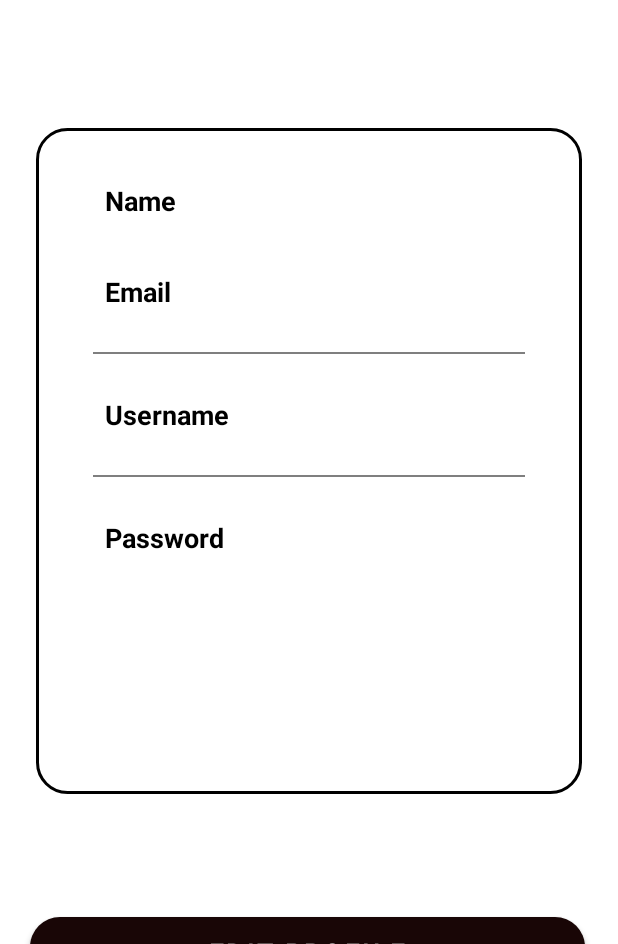
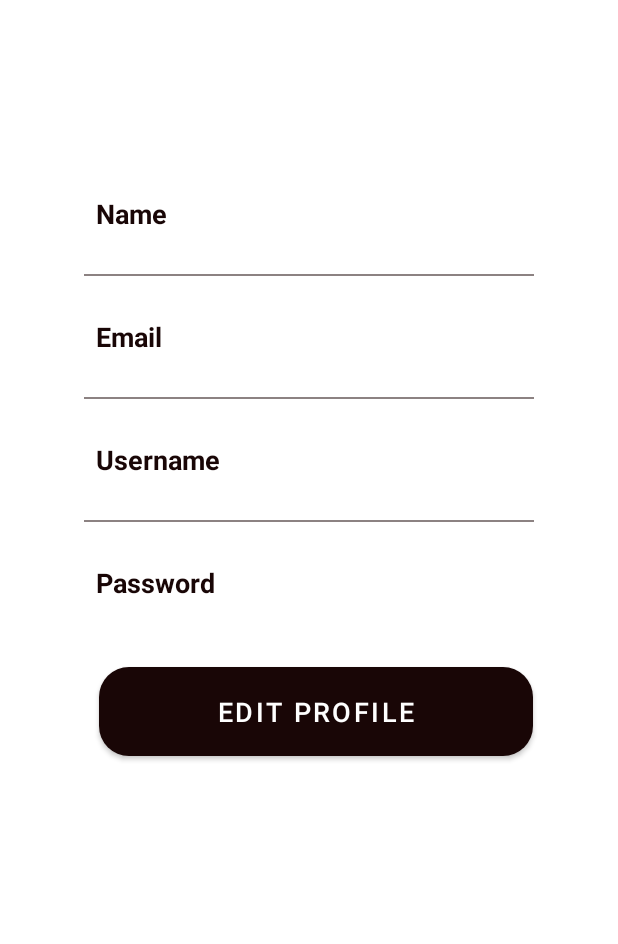
Before and after one commit to chrstntrl/DCA-Signature, an Android app: the ProfileActivity screen opened directly, with no data from a screen before it, on a phone screen of 412 x 824 dp, the part 292-1236 px from its top. Run offline under Robolectric (Android 15) with nearby library versions, the phone set to English and light mode, and no system bars; our stand-ins replace Firebase (no records; nobody signed in at launch, a user with empty details on screens opened directly).

```diff
--- a/app/src/main/java/com/example/dca/EditProfile.java
+++ b/app/src/main/java/com/example/dca/EditProfile.java
@@ -9,7 +9,6 @@ import android.widget.EditText;
 import android.widget.Toast;
 import com.google.firebase.database.DatabaseReference;
 import com.google.firebase.database.FirebaseDatabase;
-
 public class EditProfile extends AppCompatActivity {
     EditText editName, editEmail, editUsername, editPassword;
     Button saveButton;
--- a/app/src/main/java/com/example/dca/LoginActivity.java
+++ b/app/src/main/java/com/example/dca/LoginActivity.java
@@ -22,6 +22,9 @@ public class LoginActivity extends AppCompatActivity {
     EditText liusername, lipass;
     TextView lisignup;
     Button libutton;
+
+    private static final String KEY_USERNAME = "username";
+    private static final String KEY_PASSWORD = "password";
 
     @Override
     protected void onCreate(Bundle savedInstanceState) {
@@ -129,4 +132,11 @@ public class LoginActivity extends AppCompatActivity {
             }
         });
     }
+
+    @Override
+    protected void onSaveInstanceState(@NonNull Bundle outState) {
+        super.onSaveInstanceState(outState);
+        outState.putString(KEY_USERNAME, liusername.getText().toString());
+        outState.putString(KEY_PASSWORD, lipass.getText().toString());
+    }
 }
--- a/app/src/main/java/com/example/dca/ProfileActivity.java
+++ b/app/src/main/java/com/example/dca/ProfileActivity.java
@@ -28,7 +28,7 @@ public class ProfileActivity extends AppCompatActivity {
     TextView titleName, titleUsername;
     Button editProfile;
     DrawerLayout drawerlayout;
-    ImageView menu,order;
+    ImageView menu, order;
     LinearLayout home, profile, cart, settings, about, logout;
 
 
@@ -45,6 +45,7 @@ public class ProfileActivity extends AppCompatActivity {
         settings = findViewById(R.id.settings);
         about = findViewById(R.id.about);
         logout = findViewById(R.id.logout);
+        order = findViewById(R.id.order);
         profileName = findViewById(R.id.profileName);
         profileEmail = findViewById(R.id.profileEmail);
         profileUsername = findViewById(R.id.profileUsername);
@@ -57,6 +58,7 @@ public class ProfileActivity extends AppCompatActivity {
         editProfile.setOnClickListener(new View.OnClickListener() {
             @Override
             public void onClick(View view) {
+                redirectActivity(ProfileActivity.this, EditProfile.class);
                 passUserData();
             }
         });
@@ -128,16 +130,8 @@ public class ProfileActivity extends AppCompatActivity {
                 Toast.makeText(ProfileActivity.this, "Logout successful", Toast.LENGTH_SHORT).show();
             }
         });
+        order.setOnClickListener(v -> redirectActivity(ProfileActivity.this, orderActivity.class));}
 
-
-        order.setOnClickListener(new View.OnClickListener() {
-            @Override
-            public void onClick(View v) {
-                redirectActivity(ProfileActivity.this, orderActivity.class);
-            }
-        });
-
-    }
     public static void openDrawer(DrawerLayout drawerLayout){
         drawerLayout.openDrawer(GravityCompat.START);
     }
--- a/app/src/main/res/layout/activity_profile.xml
+++ b/app/src/main/res/layout/activity_profile.xml
@@ -2,141 +2,112 @@
 <androidx.drawerlayout.widget.DrawerLayout xmlns:android="http://schemas.android.com/apk/res/android"
     xmlns:app="http://schemas.android.com/apk/res-auto"
     xmlns:tools="http://schemas.android.com/tools"
+    android:id="@+id/drawerLayout"
     android:layout_width="match_parent"
     android:layout_height="match_parent"
-    android:id="@+id/drawerLayout"
     style="@style/ScreenBackground"
     tools:context=".ProfileActivity">
 
-    <LinearLayout
+    <RelativeLayout
         android:layout_width="match_parent"
-        android:layout_height="match_parent"
-        android:orientation="vertical">
+        android:layout_height="wrap_content">
 
         <include
+            android:id="@+id/include"
             layout="@layout/toolbox"/>
 
+        <LinearLayout
+            android:id="@+id/profile"
+            android:layout_width="match_parent"
+            android:layout_height="wrap_content"
+            android:gravity="center"
+            android:orientation="vertical"
+            android:layout_below="@+id/include">
+
             <ImageView
+                android:id="@+id/profileImg"
                 android:layout_width="100dp"
                 android:layout_height="100dp"
-            android:id="@+id/profileImg"
                 android:layout_marginTop="30dp"
-            android:layout_gravity="center_horizontal"
                 android:src="@drawable/akwhitelogo"
                 app:layout_constraintEnd_toEndOf="parent"
                 app:layout_constraintStart_toStartOf="parent"
-            app:layout_constraintTop_toTopOf="parent"/>
+                app:layout_constraintTop_toTopOf="parent" />
 
             <TextView
+                android:id="@+id/titleName"
                 android:layout_width="wrap_content"
                 android:layout_height="wrap_content"
-            android:id="@+id/titleName"
                 android:layout_marginTop="10dp"
-            android:layout_gravity="center_horizontal"
-            android:text="@string/title_name"
-            android:textColor="@color/black"
+                android:text="Name"
+                android:textColor="@color/brown"
                 android:textSize="20sp"
                 android:textStyle="bold"
                 app:layout_constraintEnd_toEndOf="@id/profileImg"
                 app:layout_constraintStart_toStartOf="@id/profileImg"
-            app:layout_constraintTop_toBottomOf="@id/profileImg"/>
+                app:layout_constraintTop_toBottomOf="@id/profileImg" />
 
             <TextView
+                android:id="@+id/titleUsername"
                 android:layout_width="wrap_content"
                 android:layout_height="wrap_content"
-            android:id="@+id/titleUsername"
-            android:layout_gravity="center_horizontal"
-            android:text="@string/title_username"
-            android:textColor="@color/black"
+                android:text="username"
+                android:textColor="@color/brown"
                 android:textSize="18sp"
                 app:layout_constraintEnd_toEndOf="@id/titleName"
                 app:layout_constraintStart_toStartOf="@id/titleName"
-            app:layout_constraintTop_toBottomOf="@id/titleName"/>
+                app:layout_constraintTop_toBottomOf="@id/titleName" />
+
+            <LinearLayout
+                android:id="@+id/linearLayout"
+                android:layout_width="340dp"
+                android:layout_height="wrap_content"
+                android:layout_marginStart="24dp"
+                android:layout_marginTop="30dp"
+                android:layout_marginEnd="24dp"
+                android:orientation="vertical"
+                android:padding="10dp"
+                app:layout_constraintEnd_toEndOf="parent"
+                app:layout_constraintStart_toStartOf="parent"
+                app:layout_constraintTop_toBottomOf="@id/titleUsername">
+
+                <LinearLayout
+                    android:layout_width="match_parent"
+                    android:layout_height="wrap_content"
+                    android:orientation="horizontal">
 
                 </LinearLayout>
 
                 <LinearLayout
                     android:layout_width="match_parent"
-        android:layout_height="wrap_content"
-        android:id="@+id/linearLayout"
-        android:orientation="vertical"
-        android:padding="10dp"
-        android:background="@drawable/white_background"
-        android:layout_marginStart="24dp"
-        android:layout_marginEnd="24dp"
-        android:layout_marginBottom="100dp"
-        android:layout_marginTop="280dp"
-        app:layout_constraintEnd_toEndOf="parent"
-        app:layout_constraintStart_toStartOf="parent"
-        app:layout_constraintTop_toBottomOf="@id/titleUsername">
-    <LinearLayout
-        android:layout_width="match_parent"
-        android:layout_height="wrap_content"
-        android:orientation="horizontal">
-    <LinearLayout
-        android:layout_width="wrap_content"
-        android:layout_height="wrap_content"
-        android:layout_margin="10dp"
-        android:layout_weight="1"
-        android:elevation="5dp"
-        android:padding="8dp"
-        android:orientation="vertical">
-    <LinearLayout
-        android:layout_width="match_parent"
                     android:layout_height="match_parent"
-        android:padding="8dp"
                     android:layout_marginLeft="10dp"
+                    android:layout_marginTop="20dp"
                     android:layout_marginRight="10dp"
                     android:layout_marginBottom="10dp"
                     android:orientation="horizontal"
-        app:layout_constraintTop_toBottomOf="@id/linearLayout">
+                    android:padding="8dp">
 
                     <TextView
+                        android:id="@+id/name"
                         android:layout_width="wrap_content"
                         android:layout_height="wrap_content"
-            android:id="@+id/name"
                         android:layout_weight="1"
-            android:text="@string/name"
-            android:textStyle="bold"
-            android:textColor="@color/black"
-            android:textSize="18sp"/>
+                        android:text="Name"
+                        android:textColor="@color/brown"
+                        android:textSize="18sp"
+                        android:textStyle="bold" />
+
                     <TextView
+                        android:id="@+id/profileName"
                         android:layout_width="wrap_content"
                         android:layout_height="wrap_content"
-            android:id="@+id/profileName"
-            android:text="@string/profilename"
                         android:layout_weight="1"
+                        android:text="name"
                         android:textAlignment="viewEnd"
                         android:textColor="@color/grey"
-            android:textSize="18sp"/>
-    </LinearLayout>
+                        android:textSize="18sp" />
 
-    <LinearLayout
-        android:layout_width="match_parent"
-        android:layout_height="match_parent"
-        android:layout_margin="10dp"
-        android:padding="8dp"
-        android:orientation="horizontal"
-        app:layout_constraintTop_toBottomOf="@id/name">
-
-        <TextView
-            android:layout_width="wrap_content"
-            android:layout_height="wrap_content"
-            android:id="@+id/email"
-            android:layout_weight="1"
-            android:text="@string/profemail"
-            android:textStyle="bold"
-            android:textColor="@color/black"
-            android:textSize="18sp"/>
-        <TextView
-            android:layout_width="wrap_content"
-            android:layout_height="wrap_content"
-            android:id="@+id/profileEmail"
-            android:text="@string/profileEmail"
-            android:layout_weight="1"
-            android:textAlignment="viewEnd"
-            android:textColor="@color/grey"
-            android:textSize="18sp"/>
                 </LinearLayout>
 
                 <androidx.appcompat.widget.AppCompatImageView
@@ -144,31 +115,35 @@
                     android:layout_height="1dp"
                     android:layout_margin="10dp"
                     android:alpha="0.5"
-            android:background="@color/black"/>
+                    android:background="@color/brown" />
+
                 <LinearLayout
                     android:layout_width="match_parent"
                     android:layout_height="match_parent"
                     android:layout_margin="10dp"
-            android:padding="8dp"
-            android:orientation="horizontal">
+                    android:orientation="horizontal"
+                    android:padding="8dp">
+
                     <TextView
+                        android:id="@+id/email"
                         android:layout_width="wrap_content"
                         android:layout_height="wrap_content"
-                android:id="@+id/username"
                         android:layout_weight="1"
-                android:text="@string/profusername"
-                android:textStyle="bold"
-                android:textColor="@color/black"
-                android:textSize="18sp"/>
+                        android:text="Email"
+                        android:textColor="@color/brown"
+                        android:textSize="18sp"
+                        android:textStyle="bold" />
+
                     <TextView
+                        android:id="@+id/profileEmail"
                         android:layout_width="wrap_content"
                         android:layout_height="wrap_content"
-                android:id="@+id/profileUsername"
-                android:text="@string/profileUsername"
                         android:layout_weight="1"
+                        android:text="email"
                         android:textAlignment="viewEnd"
                         android:textColor="@color/grey"
-                android:textSize="18sp"/>
+                        android:textSize="18sp" />
+
                 </LinearLayout>
 
                 <androidx.appcompat.widget.AppCompatImageView
@@ -176,61 +151,90 @@
                     android:layout_height="1dp"
                     android:layout_margin="10dp"
                     android:alpha="0.5"
-            android:background="@color/black"/>
+                    android:background="@color/brown" />
+
                 <LinearLayout
                     android:layout_width="match_parent"
                     android:layout_height="match_parent"
                     android:layout_margin="10dp"
-            android:padding="8dp"
-            android:orientation="horizontal">
+                    android:orientation="horizontal"
+                    android:padding="8dp">
+
                     <TextView
+                        android:id="@+id/username"
                         android:layout_width="wrap_content"
                         android:layout_height="wrap_content"
-                android:id="@+id/password"
                         android:layout_weight="1"
-                android:text="@string/profpassword"
-                android:textStyle="bold"
-                android:textColor="@color/black"
-                android:textSize="18sp"/>
+                        android:text="Username"
+                        android:textColor="@color/brown"
+                        android:textSize="18sp"
+                        android:textStyle="bold" />
+
                     <TextView
+                        android:id="@+id/profileUsername"
                         android:layout_width="wrap_content"
                         android:layout_height="wrap_content"
-                android:id="@+id/profilePassword"
-                android:text="@string/profilePassword"
                         android:layout_weight="1"
+                        android:text="username"
                         android:textAlignment="viewEnd"
                         android:textColor="@color/grey"
-                android:textSize="18sp"/>
+                        android:textSize="18sp" />
+
                 </LinearLayout>
+
+                <androidx.appcompat.widget.AppCompatImageView
+                    android:layout_width="match_parent"
+                    android:layout_height="1dp"
+                    android:layout_margin="10dp"
+                    android:alpha="0.5"
+                    android:background="@color/brown" />
+
+                <LinearLayout
+                    android:layout_width="match_parent"
+                    android:layout_height="match_parent"
+                    android:layout_margin="10dp"
+                    android:orientation="horizontal"
+                    android:padding="8dp">
+
+                    <TextView
+                        android:id="@+id/password"
+                        android:layout_width="wrap_content"
+                        android:layout_height="wrap_content"
+                        android:layout_weight="1"
+                        android:text="Password"
+                        android:textColor="@color/brown"
+                        android:textSize="18sp"
+                        android:textStyle="bold" />
+
+                    <TextView
+                        android:id="@+id/profilePassword"
+                        android:layout_width="wrap_content"
+                        android:layout_height="wrap_content"
+                        android:layout_weight="1"
+                        android:text="password"
+                        android:textAlignment="viewEnd"
+                        android:textColor="@color/grey"
+                        android:textSize="18sp" />
+
                 </LinearLayout>
+
+                <Button
+                    android:id="@+id/editButton"
+                    android:layout_width="289dp"
+                    android:layout_height="71dp"
+                    android:layout_below="@+id/profilePassword"
+                    android:layout_margin="20dp"
+                    android:layout_marginBottom="28dp"
+                    android:gravity="center"
+                    android:text="Edit Profile"
+                    android:textSize="18sp"
+                    app:cornerRadius="20dp"
+                    app:layout_constraintBottom_toBottomOf="parent"
+                    tools:layout_editor_absoluteX="135dp" />
             </LinearLayout>
         </LinearLayout>
 
-    <LinearLayout
-        android:layout_width="match_parent"
-        android:layout_height="match_parent">
-    <Button
-        android:layout_width="370dp"
-        android:layout_height="60dp"
-        android:id="@+id/editButton"
-        android:gravity="center"
-        android:text="@string/editprofile_Btn"
-        android:textSize="18sp"
-        app:cornerRadius = "20dp"
-        android:layout_marginTop="800dp"
-        android:layout_marginLeft="20dp"
-        app:layout_constraintBottom_toBottomOf="parent" />
-    </LinearLayout>
+    </RelativeLayout>
 
 
-    <RelativeLayout
-        android:layout_width="300dp"
-        android:layout_height="match_parent"
-        android:layout_gravity="start">
-
-        <include
-            layout="@layout/nav_drawer"/>
-
-    </RelativeLayout>
-
 </androidx.drawerlayout.widget.DrawerLayout>
--- a/app/src/main/res/values/colors.xml
+++ b/app/src/main/res/values/colors.xml
@@ -11,4 +11,6 @@
 
     <color name="grey">#aaa</color>
     <color name="darkGrey">#ff424242</color>
+
+    <color name="custom_checkbox_color">#190606</color>
 </resources>
--- a/app/src/main/res/values/themes.xml
+++ b/app/src/main/res/values/themes.xml
@@ -31,5 +31,8 @@
     <style name="CardBackground"><item name="android:background">@color/white</item></style>
     <style name="TextColor"><item name="android:textColor">@color/black</item></style>
 
+    <style name="CustomCheckboxStyle" parent="@android:style/Widget.CompoundButton.CheckBox">
+        <item name="android:buttonTint">@color/custom_checkbox_color</item>
+    </style>
 
 </resources>
```
Also changed, not shown: 52 other files. Lines whose indentation alone changed are shown as unchanged.
